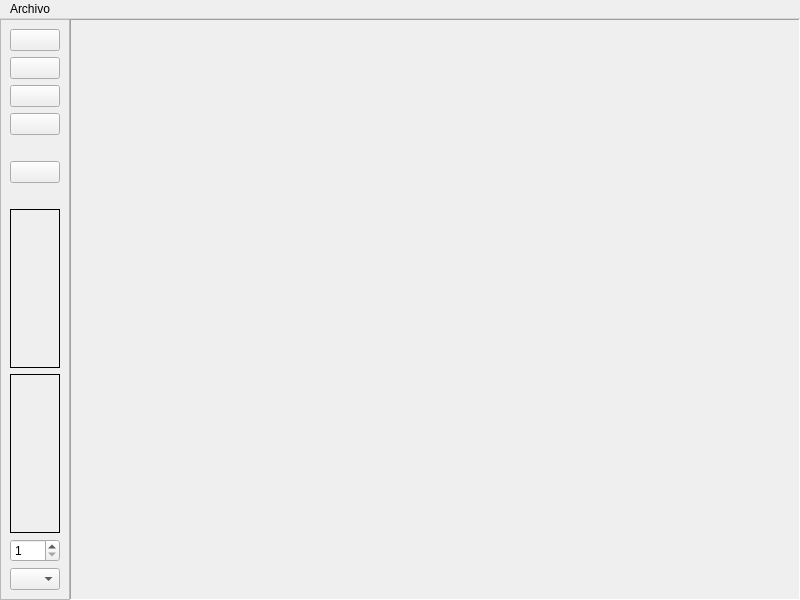
Old version of the form editordibujo/ui/main_window_editor_dibujo.ui in the repository jahlon/editor-dibujo-clase.
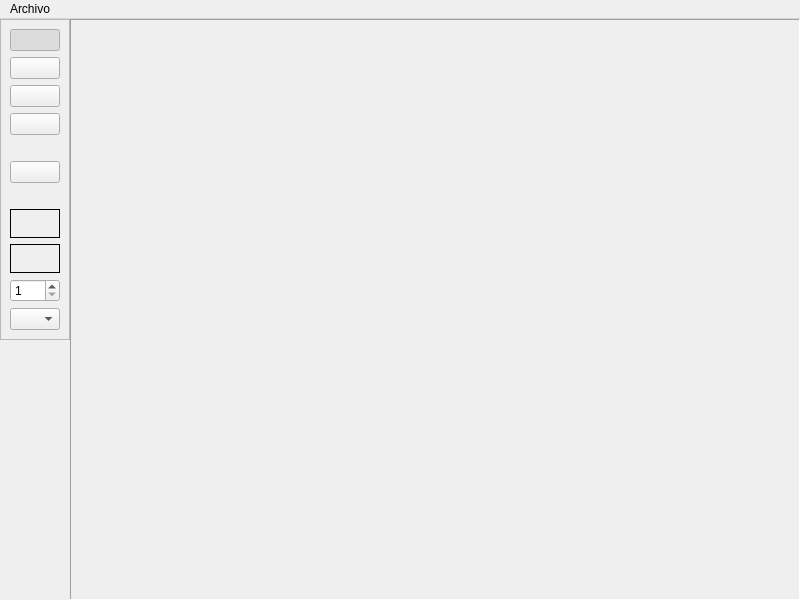
New version of the form. Icons and pictures are not drawn.

Commit message: Se actualizó el diseño de la ventana para que los botones fueran seleccionables

The edit to the form file:
```diff
--- a/editordibujo/ui/main_window_editor_dibujo.ui
+++ b/editordibujo/ui/main_window_editor_dibujo.ui
@@ -30,8 +30,14 @@
     <property name="bottomMargin">
      <number>0</number>
     </property>
-    <item>
+    <item alignment="Qt::AlignTop">
      <widget class="QFrame" name="tool_container">
+      <property name="sizePolicy">
+       <sizepolicy hsizetype="Minimum" vsizetype="Preferred">
+        <horstretch>0</horstretch>
+        <verstretch>0</verstretch>
+       </sizepolicy>
+      </property>
       <property name="maximumSize">
        <size>
         <width>70</width>
@@ -44,7 +50,10 @@
       <property name="frameShadow">
        <enum>QFrame::Raised</enum>
       </property>
-      <layout class="QGridLayout" name="gridLayout" columnstretch="0,0,0,0" columnminimumwidth="0,0,0,0">
+      <layout class="QGridLayout" name="gridLayout" columnstretch="0,0,0" columnminimumwidth="0,0,0">
+       <property name="sizeConstraint">
+        <enum>QLayout::SetDefaultConstraint</enum>
+       </property>
        <item row="3" column="2">
         <widget class="QPushButton" name="pbutton_rect">
          <property name="toolTip">
@@ -74,6 +83,12 @@
        </item>
        <item row="9" column="2">
         <widget class="QLabel" name="label_color_linea">
+         <property name="minimumSize">
+          <size>
+           <width>28</width>
+           <height>29</height>
+          </size>
+         </property>
          <property name="toolTip">
           <string>Color de línea</string>
          </property>
@@ -100,6 +115,15 @@
           <iconset resource="resources.qrc">
            <normaloff>:/images/img/cursor.png</normaloff>:/images/img/cursor.png</iconset>
          </property>
+         <property name="checkable">
+          <bool>true</bool>
+         </property>
+         <property name="checked">
+          <bool>true</bool>
+         </property>
+         <attribute name="buttonGroup">
+          <string notr="true">buttonGroup</string>
+         </attribute>
         </widget>
        </item>
        <item row="2" column="2">
@@ -132,6 +156,12 @@
        </item>
        <item row="8" column="2">
         <widget class="QLabel" name="label_color_fondo">
+         <property name="minimumSize">
+          <size>
+           <width>28</width>
+           <height>29</height>
+          </size>
+         </property>
          <property name="toolTip">
           <string>Color de fondo</string>
          </property>
@@ -178,6 +208,9 @@
          <property name="orientation">
           <enum>Qt::Horizontal</enum>
          </property>
+         <property name="sizeType">
+          <enum>QSizePolicy::Expanding</enum>
+         </property>
          <property name="sizeHint" stdset="0">
           <size>
            <width>40</width>
```
Left out of the diff: 39 changed lines with no effect on the pictures. The commit also changes 1 other file.
